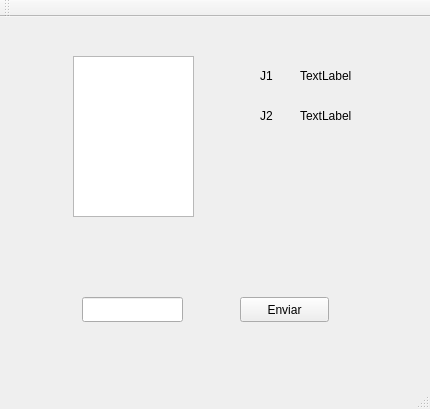
Qt form QT-Server/server.ui (menaleon/Cards--Pagination-Game) before a commit.
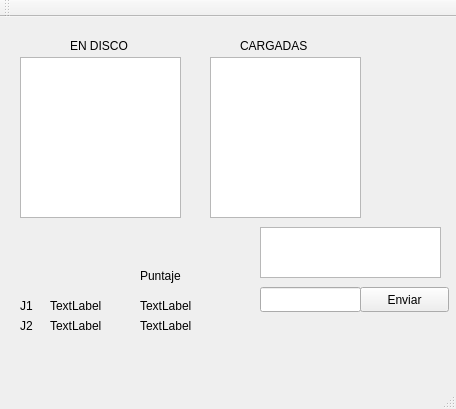
The same form after that commit.

Commit message: Initialize randomly the vector-memory containing 20% of total cards - Server side

```diff
--- a/QT-Server/server.ui
+++ b/QT-Server/server.ui
@@ -6,7 +6,7 @@
    <rect>
     <x>0</x>
     <y>0</y>
-    <width>430</width>
+    <width>456</width>
     <height>409</height>
    </rect>
   </property>
@@ -20,18 +20,18 @@
    <widget class="QPlainTextEdit" name="plainTextEdit">
     <property name="geometry">
      <rect>
-      <x>73</x>
-      <y>39</y>
-      <width>121</width>
-      <height>161</height>
+      <x>260</x>
+      <y>210</y>
+      <width>181</width>
+      <height>51</height>
      </rect>
     </property>
    </widget>
    <widget class="QLineEdit" name="lineEdit">
     <property name="geometry">
      <rect>
-      <x>82</x>
-      <y>280</y>
+      <x>260</x>
+      <y>270</y>
       <width>101</width>
       <height>25</height>
      </rect>
@@ -40,8 +40,8 @@
    <widget class="QPushButton" name="send">
     <property name="geometry">
      <rect>
-      <x>240</x>
-      <y>280</y>
+      <x>360</x>
+      <y>270</y>
       <width>89</width>
       <height>25</height>
      </rect>
@@ -53,8 +53,8 @@
    <widget class="QLabel" name="nameP1">
     <property name="geometry">
      <rect>
-      <x>300</x>
-      <y>50</y>
+      <x>50</x>
+      <y>280</y>
       <width>67</width>
       <height>17</height>
      </rect>
@@ -66,8 +66,8 @@
    <widget class="QLabel" name="nameP2">
     <property name="geometry">
      <rect>
-      <x>300</x>
-      <y>90</y>
+      <x>50</x>
+      <y>300</y>
       <width>67</width>
       <height>17</height>
      </rect>
@@ -79,8 +79,8 @@
    <widget class="QLabel" name="label_3">
     <property name="geometry">
      <rect>
-      <x>260</x>
-      <y>50</y>
+      <x>20</x>
+      <y>280</y>
       <width>21</width>
       <height>17</height>
      </rect>
@@ -92,8 +92,8 @@
    <widget class="QLabel" name="label_4">
     <property name="geometry">
      <rect>
-      <x>260</x>
-      <y>90</y>
+      <x>20</x>
+      <y>300</y>
       <width>31</width>
       <height>17</height>
      </rect>
@@ -102,6 +102,91 @@
      <string>J2</string>
     </property>
    </widget>
+   <widget class="QPlainTextEdit" name="onDisc_cards">
+    <property name="geometry">
+     <rect>
+      <x>20</x>
+      <y>40</y>
+      <width>161</width>
+      <height>161</height>
+     </rect>
+    </property>
+   </widget>
+   <widget class="QPlainTextEdit" name="inMemory_cards">
+    <property name="geometry">
+     <rect>
+      <x>210</x>
+      <y>40</y>
+      <width>151</width>
+      <height>161</height>
+     </rect>
+    </property>
+   </widget>
+   <widget class="QLabel" name="label">
+    <property name="geometry">
+     <rect>
+      <x>70</x>
+      <y>20</y>
+      <width>67</width>
+      <height>17</height>
+     </rect>
+    </property>
+    <property name="text">
+     <string>EN DISCO</string>
+    </property>
+   </widget>
+   <widget class="QLabel" name="label_2">
+    <property name="geometry">
+     <rect>
+      <x>240</x>
+      <y>20</y>
+      <width>91</width>
+      <height>17</height>
+     </rect>
+    </property>
+    <property name="text">
+     <string>CARGADAS</string>
+    </property>
+   </widget>
+   <widget class="QLabel" name="j1_points">
+    <property name="geometry">
+     <rect>
+      <x>140</x>
+      <y>280</y>
+      <width>67</width>
+      <height>17</height>
+     </rect>
+    </property>
+    <property name="text">
+     <string>TextLabel</string>
+    </property>
+   </widget>
+   <widget class="QLabel" name="j2_points">
+    <property name="geometry">
+     <rect>
+      <x>140</x>
+      <y>300</y>
+      <width>67</width>
+      <height>17</height>
+     </rect>
+    </property>
+    <property name="text">
+     <string>TextLabel</string>
+    </property>
+   </widget>
+   <widget class="QLabel" name="label_7">
+    <property name="geometry">
+     <rect>
+      <x>140</x>
+      <y>250</y>
+      <width>67</width>
+      <height>17</height>
+     </rect>
+    </property>
+    <property name="text">
+     <string>Puntaje</string>
+    </property>
+   </widget>
   </widget>
   <widget class="QMenuBar" name="menuBar">
    <property name="geometry">
```
Left out of the diff: 2 changed lines with no effect on the pictures. The commit also changes 7 other files.
